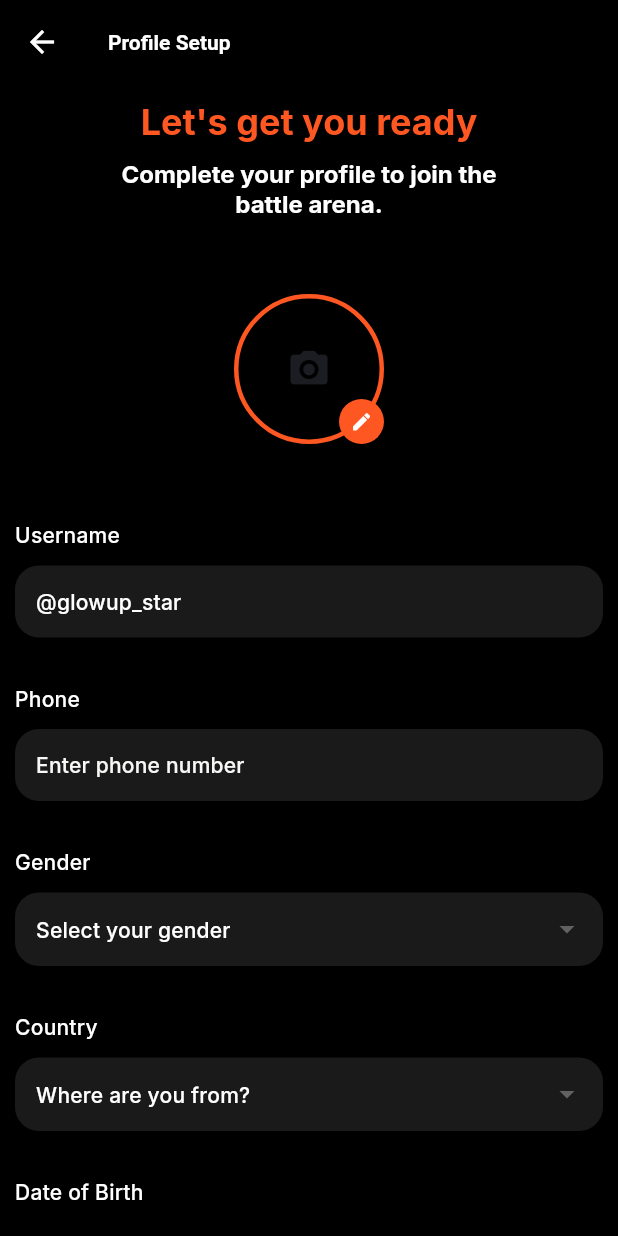
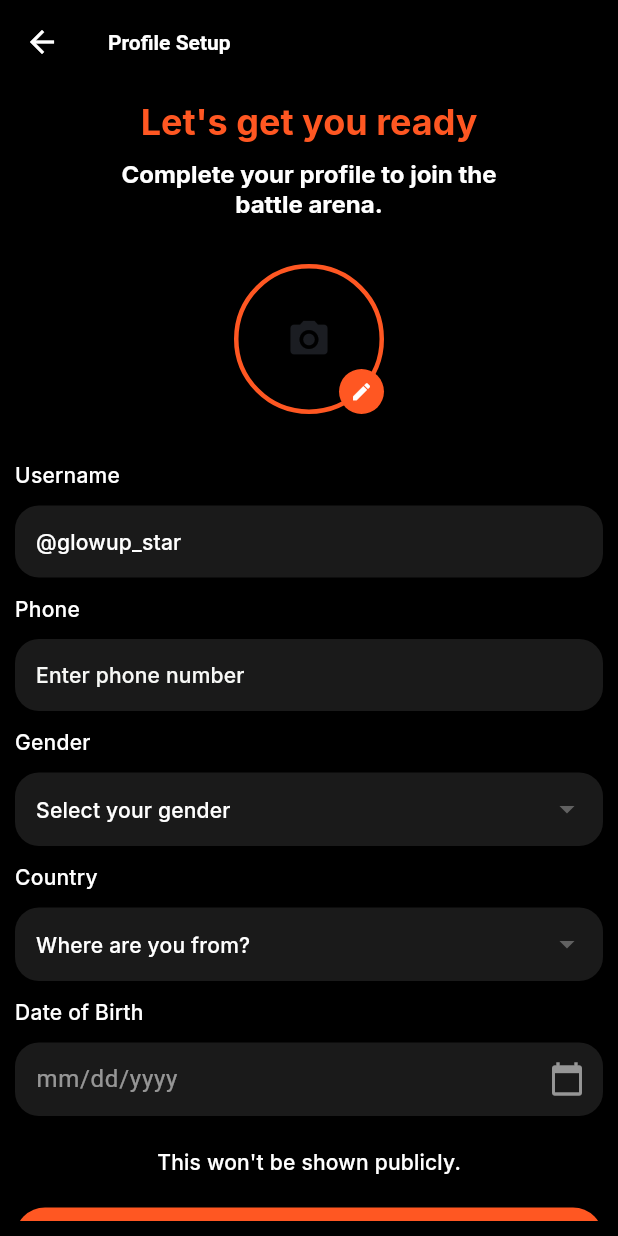
Before and after one commit to Destiny-Ed/glow-up, a Flutter app: the ProfileSetupScreen screen opened directly, on a phone screen of 412 x 824 dp. Run offline on Flutter 3.47's test engine with Material 3 defaults, Android fonts, the phone set to English and light mode, and no system bars; our stand-ins replace cached_network_image, camera, cloud_firestore, firebase_auth, firebase_core, firebase_storage and 9 more; missing offline and left inert: avatar_stack; accounts and stored records are empty.

```diff
--- a/lib/screens/profile/profile_setup.dart
+++ b/lib/screens/profile/profile_setup.dart
@@ -53,7 +53,7 @@ class _ProfileSetupScreenState extends State<ProfileSetupScreen> {
                 style: Theme.of(context).textTheme.titleLarge?.copyWith(),
                 textAlign: TextAlign.center,
               ),
-              const SizedBox(height: 30),
+              const SizedBox(height: 10),
 
               // Avatar
               GestureDetector(
@@ -97,7 +97,7 @@ class _ProfileSetupScreenState extends State<ProfileSetupScreen> {
                   ],
                 ),
               ),
-              const SizedBox(height: 30),
+              const SizedBox(height: 10),
 
               // Username
               Align(
@@ -123,7 +123,6 @@ class _ProfileSetupScreenState extends State<ProfileSetupScreen> {
                   ),
                 ),
               ),
-              const SizedBox(height: 10),
 
               Align(
                 alignment: Alignment.centerLeft,
@@ -150,7 +149,6 @@ class _ProfileSetupScreenState extends State<ProfileSetupScreen> {
                   ),
                 ),
               ),
-              const SizedBox(height: 10),
 
               // Gender
               Align(
@@ -187,7 +185,6 @@ class _ProfileSetupScreenState extends State<ProfileSetupScreen> {
                 ),
                 dropdownColor: Colors.grey[900],
               ),
-              const SizedBox(height: 10),
 
               // Country
               Align(
@@ -224,7 +221,6 @@ class _ProfileSetupScreenState extends State<ProfileSetupScreen> {
                 ),
                 dropdownColor: Colors.grey[900],
               ),
-              const SizedBox(height: 10),
 
               // Date of Birth
               Align(
```
Also changed, not shown: lib/services/contact_service.dart (+12 -5 lines), firebase.json, lib/firebase_options.dart, 3 other files.
